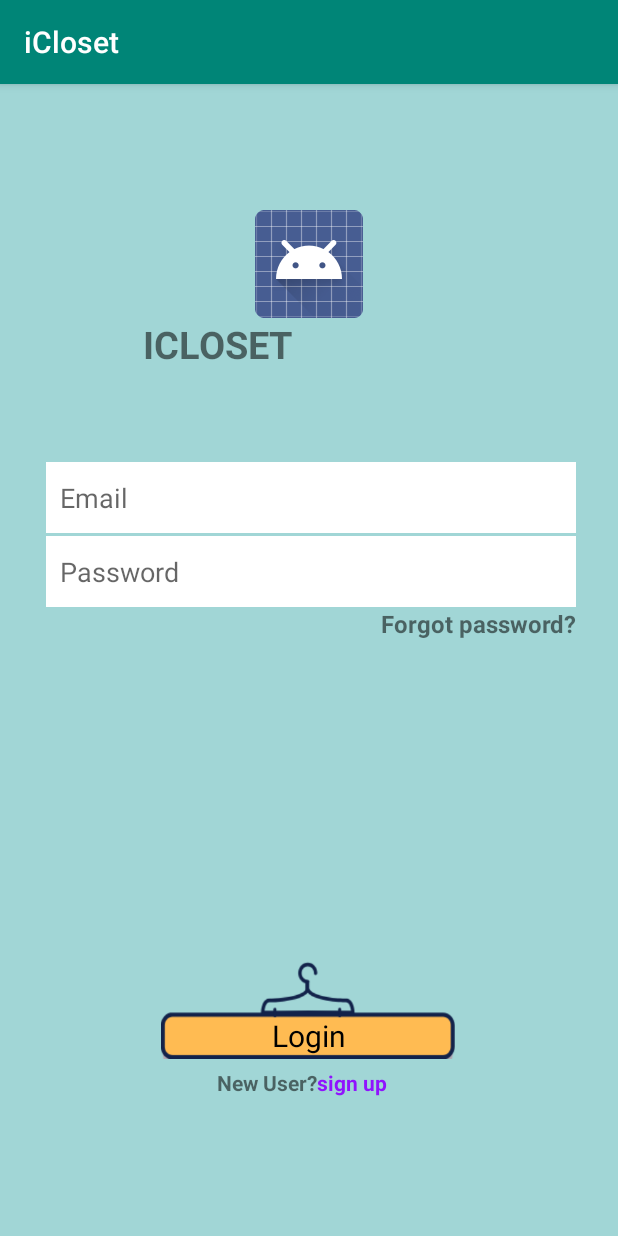
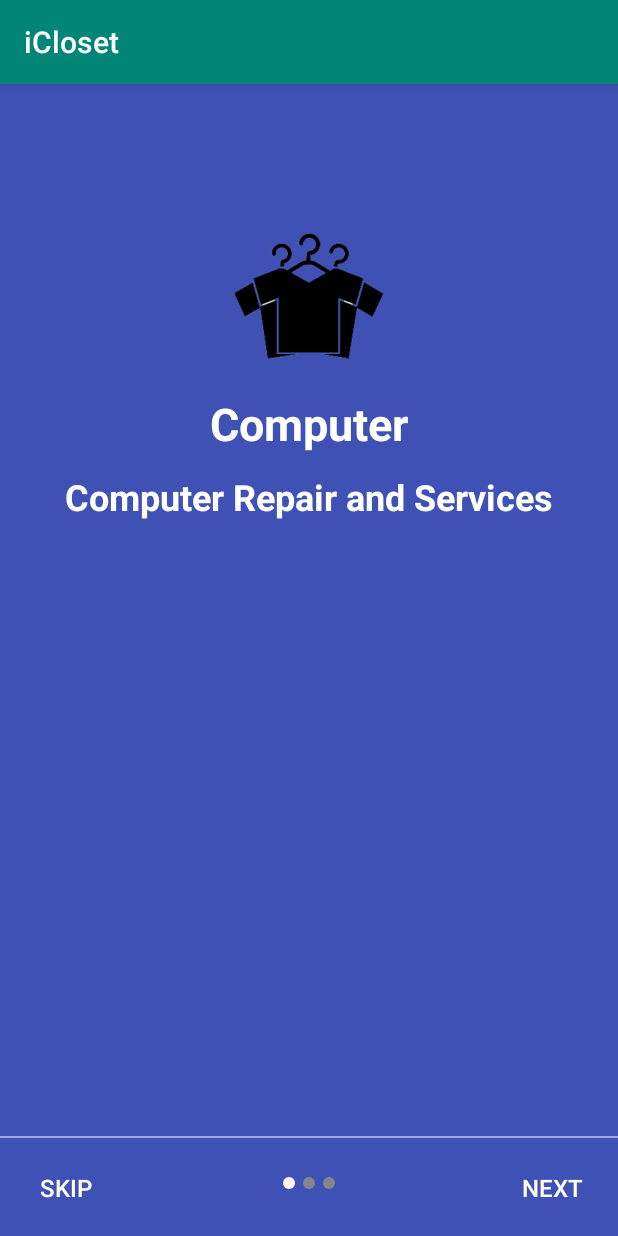
Before and after one commit to laithmarwan/iCloset, an Android app: the screen it shows after launch (LoginAct before the commit, IntroAct after it), on a phone screen of 412 x 824 dp. Run offline under Robolectric (Android 15) with nearby library versions, the phone set to English and light mode, and no system bars; Roboto replaces fonts that are not available here.

Commit message:
Aws_Splash

```diff
--- a/app/src/main/AndroidManifest.xml
+++ b/app/src/main/AndroidManifest.xml
@@ -16,15 +16,13 @@
         </activity>
         <activity android:name=".NewUserAct">
         </activity>
-        <activity android:name=".LoginAct">
+        <activity android:name=".IntroAct">
             <intent-filter>
                 <action android:name="android.intent.action.MAIN"/>
 
                 <category android:name="android.intent.category.LAUNCHER"/>
             </intent-filter>
         </activity>
-
-
 
         <meta-data
                 android:name="preloaded_fonts"
@@ -34,6 +32,8 @@
         </activity>
         <activity android:name=".activity_resetpass">
         </activity>
+        <activity android:name=".LoginAct">
+        </activity>
     </application>
 
 </manifest>
--- /dev/null
+++ b/app/src/main/java/com/example/icloset/IntroAct.kt
@@ -0,0 +1,169 @@
+package com.example.icloset
+
+import android.support.v7.app.AppCompatActivity
+import android.os.Bundle
+import android.app.Fragment
+import android.content.Context
+import android.content.Intent
+import android.os.Build
+import android.support.v4.content.ContextCompat
+import android.support.v4.view.ViewPager
+import android.view.View
+import android.view.ViewGroup
+import android.view.Window
+import android.view.WindowManager
+import android.widget.Button
+import android.widget.ImageView
+import android.widget.LinearLayout
+import kotlinx.android.synthetic.main.activity_main.*
+import kotlinx.android.synthetic.main.fragment_settings.*
+
+class IntroAct : AppCompatActivity(), View.OnClickListener {
+
+
+    lateinit var mPager : ViewPager
+
+    var layouts: IntArray = intArrayOf(R.layout.first_slide,R.layout.second_slide,R.layout.third_slide)
+
+    lateinit var dotsLayout: LinearLayout
+
+    lateinit var dots: Array<ImageView>
+
+    lateinit var mAdapter: PageAdapter
+
+    lateinit var btnNext: Button
+
+    lateinit var btnSkip: Button
+
+
+    override fun onCreate(savedInstanceState: Bundle?) {
+        super.onCreate(savedInstanceState)
+
+        setContentView(R.layout.activity_intro)
+        if(PrefManager(this).checkPreference())
+        {
+            loadHome()
+        }
+        if (Build.VERSION.SDK_INT >= 19)
+        {
+            window.addFlags(WindowManager.LayoutParams.FLAG_TRANSLUCENT_STATUS)
+        }
+        else
+        {
+            window.addFlags(WindowManager.LayoutParams.FLAG_TRANSLUCENT_STATUS)
+        }
+
+
+        mPager = findViewById(R.id.pager) as ViewPager
+
+        mAdapter = PageAdapter(layouts,this)
+        mPager.adapter=mAdapter
+        dotsLayout= findViewById(R.id.dots) as LinearLayout
+        btnSkip = findViewById(R.id.btnSkip)
+        btnNext = findViewById(R.id.btnNext)
+        btnSkip.setOnClickListener(this)
+        btnNext.setOnClickListener(this)
+        createDots(0)
+        mPager.addOnPageChangeListener(object : ViewPager.OnPageChangeListener{
+            override fun onPageScrollStateChanged(p0: Int) {
+
+            }
+
+            override fun onPageScrolled(p0: Int, p1: Float, p2: Int) {
+
+            }
+
+            override fun onPageSelected(p0: Int) {
+                createDots(p0)
+
+                if (p0 == layouts.size -1 )
+                {
+                    btnNext.setText("start")
+                    btnSkip.visibility = View.INVISIBLE
+                }
+                else
+                {
+                    btnNext.setText("Next")
+                    btnSkip.visibility=View.VISIBLE
+                }
+            }
+
+
+        })
+
+
+
+
+       // setContentView(R.layout.activity_main)
+
+    }
+
+    override fun onClick(v: View?) {
+        when(v!!.id)
+        {
+            R.id.btnSkip ->
+            {
+                loadHome()
+                PrefManager(this).writeSP()
+            }
+
+            R.id.btnNext ->
+            {
+                loadNextSlide()
+            }
+        }
+
+    }
+
+    private fun loadNextSlide() {
+
+        var nextSlide: Int = mPager.currentItem + 1
+
+        if (nextSlide < layouts.size)
+        {
+            mPager.setCurrentItem(nextSlide)
+        }
+        else
+        {
+            loadHome()
+            PrefManager(this).writeSP()
+        }
+    }
+
+
+    private fun loadHome() {
+
+        startActivity(Intent(this,LoginAct::class.java))
+    }
+
+    fun createDots(position:Int)
+    {
+        if (dotsLayout!=null)
+        {
+            dotsLayout.removeAllViews()
+        }
+        dots = Array(layouts.size,{i -> ImageView(this) })
+
+        for (i in 0..layouts.size - 1)
+        {
+            dots[i] = ImageView(this)
+            if (i== position)
+            {
+                dots[i].setImageDrawable(ContextCompat.getDrawable(this,R.drawable.active_dots))
+            }
+            else
+            {
+                dots[i].setImageDrawable(ContextCompat.getDrawable(this,R.drawable.inactive_dots))
+            }
+
+            var params: LinearLayout.LayoutParams = LinearLayout.LayoutParams(ViewGroup.LayoutParams.WRAP_CONTENT,ViewGroup.LayoutParams.WRAP_CONTENT)
+
+            params.setMargins(4,0,4,0)
+            dotsLayout.addView(dots[i],params)
+
+        }
+
+    }
+
+
+}
--- a/app/src/main/java/com/example/icloset/MainActivity.kt
+++ b/app/src/main/java/com/example/icloset/MainActivity.kt
@@ -20,7 +20,7 @@ class MainActivity : AppCompatActivity() {
 
         main_nav.setOnNavigationItemSelectedListener {
 
-            menuItem ->
+                menuItem ->
             var tr = fragmentManager.beginTransaction()
             if(menuItem.itemId == R.id.menu_closet){
                 var obj = ClosetFragment()
--- /dev/null
+++ b/app/src/main/java/com/example/icloset/PageAdapter.kt
@@ -0,0 +1,52 @@
+package com.example.icloset
+
+import android.content.Context
+import android.support.v4.view.PagerAdapter
+import android.view.LayoutInflater
+import android.view.View
+import android.view.ViewGroup
+
+class PageAdapter: PagerAdapter {
+
+    lateinit var layouts: IntArray
+
+    lateinit var inflater: LayoutInflater
+
+    lateinit var con: Context
+
+    constructor(layouts: IntArray, con: Context) : super() {
+        this.layouts = layouts
+        this.con = con
+        inflater = con.getSystemService(Context.LAYOUT_INFLATER_SERVICE) as LayoutInflater
+    }
+
+    override fun isViewFromObject(p0: View, p1: Any): Boolean {
+
+        return p0 == p1
+
+
+        }
+
+
+
+    override fun getCount(): Int {
+
+        return layouts.size
+
+    }
+
+    override fun instantiateItem(container: ViewGroup, position: Int): Any {
+
+        var view: View = inflater.inflate(layouts[position],container,false)
+        container!!.addView(view)
+        return view
+    }
+
+    override fun destroyItem(container: ViewGroup, position: Int, `object`: Any) {
+
+        var view: View = `object` as View
+        container!!.removeView(view)
+
+    }
+
+}
--- /dev/null
+++ b/app/src/main/java/com/example/icloset/PrefManager.kt
@@ -0,0 +1,52 @@
+package com.example.icloset
+
+import android.content.Context
+import android.content.Intent
+import android.content.SharedPreferences
+import android.support.v7.app.AppCompatActivity
+
+class PrefManager {
+
+    lateinit var con: Context
+    lateinit var pref: SharedPreferences
+
+
+    constructor(con: Context) {
+        this.con = con
+        getSP()
+    }
+
+    private fun getSP() {
+        pref = con.getSharedPreferences(con.getString(R.string.pref_name),Context.MODE_PRIVATE)
+    }
+
+    fun writeSP()
+    {
+        var editor: SharedPreferences.Editor=pref.edit()
+        editor.putString(con.getString(R.string.pref_key),"NEXT")
+        editor.commit()
+    }
+
+    fun checkPreference() : Boolean
+    {
+        var status: Boolean = false
+        if (pref.getString(con.getString(R.string.pref_key),"null").equals("null"))
+        {
+            status = false
+        }
+        else
+        {
+            status = true
+        }
+        return status
+    }
+
+    fun clearPreference()
+    {
+        pref.edit().clear().commit()
+
+        con.startActivity(Intent(con,MainActivity::class.java))
+        (con as AppCompatActivity).finish()
+    }
+
+}
--- /dev/null
+++ b/app/src/main/res/drawable/active_dots.xml
@@ -0,0 +1,21 @@
+<?xml version="1.0" encoding="utf-8"?>
+<shape xmlns:android="http://schemas.android.com/apk/res/android"
+
+       android:shape="oval"
+       android:useLevel="true"
+       android:dither="true"
+       >
+
+    <size
+        android:height="8dp"
+        android:width="8dp"
+    />
+
+    <solid
+        android:color="@color/active_dots"
+        />
+
+
+
+
+</shape>
--- /dev/null
+++ b/app/src/main/res/drawable/inactive_dots.xml
@@ -0,0 +1,21 @@
+<?xml version="1.0" encoding="utf-8"?>
+<shape xmlns:android="http://schemas.android.com/apk/res/android"
+
+       android:shape="oval"
+       android:useLevel="true"
+       android:dither="true"
+       >
+
+    <size
+        android:height="8dp"
+        android:width="8dp"
+    />
+
+    <solid
+        android:color="@color/inactive_dots"
+        />
+
+
+
+
+</shape>
--- /dev/null
+++ b/app/src/main/res/layout/activity_intro.xml
@@ -0,0 +1,66 @@
+<?xml version="1.0" encoding="utf-8"?>
+<RelativeLayout
+        xmlns:android="http://schemas.android.com/apk/res/android"
+        xmlns:tools="http://schemas.android.com/tools"
+        xmlns:app="http://schemas.android.com/apk/res-auto"
+        android:layout_width="match_parent"
+        android:layout_height="match_parent"
+        tools:context=".IntroAct"
+        android:background="#a1d6d6"
+>
+
+
+
+    <android.support.v4.view.ViewPager
+            android:id="@+id/pager"
+            android:layout_width="match_parent"
+            android:layout_height="match_parent"
+    />
+
+    <View
+            android:layout_width="match_parent"
+            android:layout_height="1dp"
+            android:alpha="0.5"
+            android:layout_above="@+id/dots"
+            android:background="@android:color/white"
+            android:layout_marginBottom="15dp"
+    />
+
+    <LinearLayout
+            android:id="@+id/dots"
+            android:layout_width="match_parent"
+            android:layout_height="30dp"
+            android:layout_alignParentBottom="true"
+            android:layout_marginBottom="20dp"
+            android:gravity="center"
+            android:orientation="horizontal"
+    />
+
+    <Button
+            android:layout_width="wrap_content"
+            android:layout_height="wrap_content"
+            android:text="Skip"
+            android:textSize="16sp"
+            android:layout_alignParentBottom="true"
+            android:layout_alignParentLeft="true"
+            android:background="@null"
+            android:id="@+id/btnSkip"
+            android:layout_marginBottom="8dp"
+            android:textColor="@android:color/white"
+    />
+
+    <Button
+            android:layout_width="wrap_content"
+            android:layout_height="wrap_content"
+            android:text="Next"
+            android:textSize="16sp"
+            android:layout_alignParentBottom="true"
+            android:layout_alignParentRight="true"
+            android:background="@null"
+            android:id="@+id/btnNext"
+            android:layout_marginBottom="8dp"
+            android:textColor="@android:color/white"
+    />
+
+
+</RelativeLayout>
--- /dev/null
+++ b/app/src/main/res/layout/first_slide.xml
@@ -0,0 +1,47 @@
+<?xml version="1.0" encoding="utf-8"?>
+<RelativeLayout xmlns:android="http://schemas.android.com/apk/res/android"
+                                             android:layout_width="match_parent"
+                                             android:layout_height="match_parent"
+android:background="@color/slide1">
+
+    <ImageView
+            android:layout_width="100dp"
+            android:layout_height="100dp"
+            android:layout_centerHorizontal="true"
+            android:scaleType="centerCrop"
+            android:src="@drawable/clothes"
+            android:layout_marginTop="150dp"
+            android:id="@+id/img"
+
+    />
+
+    <TextView
+            android:layout_width="match_parent"
+            android:layout_height="wrap_content"
+            android:text="@string/slide1_title"
+            android:textColor="@android:color/white"
+            android:textSize="30sp"
+            android:textStyle="bold"
+            android:layout_below="@+id/img"
+            android:layout_marginTop="12dp"
+            android:gravity="center_horizontal"
+            android:id="@+id/slide_title"
+    />
+
+    <TextView
+            android:layout_width="match_parent"
+            android:layout_height="wrap_content"
+            android:text="@string/slide1_des"
+            android:textColor="@android:color/white"
+            android:textSize="24sp"
+            android:textStyle="bold"
+            android:layout_below="@+id/slide_title"
+            android:layout_marginTop="12dp"
+            android:gravity="center_horizontal"
+            android:id="@+id/slide_des"
+    />
+
+
+
+
+</RelativeLayout>
--- a/app/src/main/res/values/colors.xml
+++ b/app/src/main/res/values/colors.xml
@@ -3,4 +3,12 @@
     <color name="colorPrimary">#008577</color>
     <color name="colorPrimaryDark">#00574B</color>
     <color name="colorAccent">#D81B60</color>
+
+
+    <color name="slide1">#3F51B5</color>
+    <color name="slide2">#795548</color>
+    <color name="slide3">#009688</color>
+
+    <color name="active_dots">#fffafa</color>
+    <color name="inactive_dots">#83878b</color>
 </resources>
--- a/app/src/main/res/values/strings.xml
+++ b/app/src/main/res/values/strings.xml
@@ -4,5 +4,17 @@
     <!-- TODO: Remove or change this placeholder text -->
     <string name="hello_blank_fragment">Hello blank fragment</string>
 
+    <string name="pref_name">My Pref</string>
+    <string name="pref_key">My Key</string>
+
+    <string name="slide1_title">Computer</string>
+    <string name="slide1_des">Computer Repair and Services</string>
+
+    <string name="slide2_title">Laptop</string>
+    <string name="slide2_des">Laptop Repair and Services</string>
+
+    <string name="slide3_title">Mobile</string>
+    <string name="slide3_des">Mobile Reapair and Services</string>
+
 
 </resources>
```
Also changed, not shown: app/src/main/java/com/example/icloset/LoginAct.kt (+8 -0 lines), app/src/main/res/anim/alpha.xml (added, +15 -0 lines), app/src/main/res/layout/second_slide.xml (added, +47 -0 lines), app/src/main/res/layout/third_slide.xml (added, +47 -0 lines).
